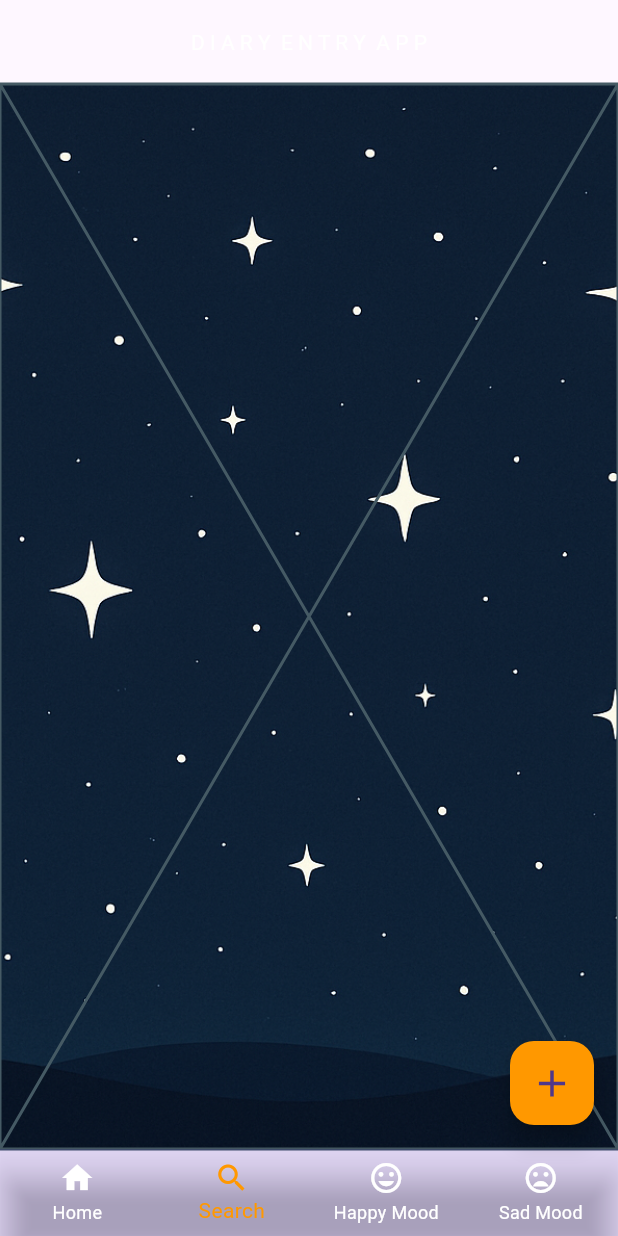
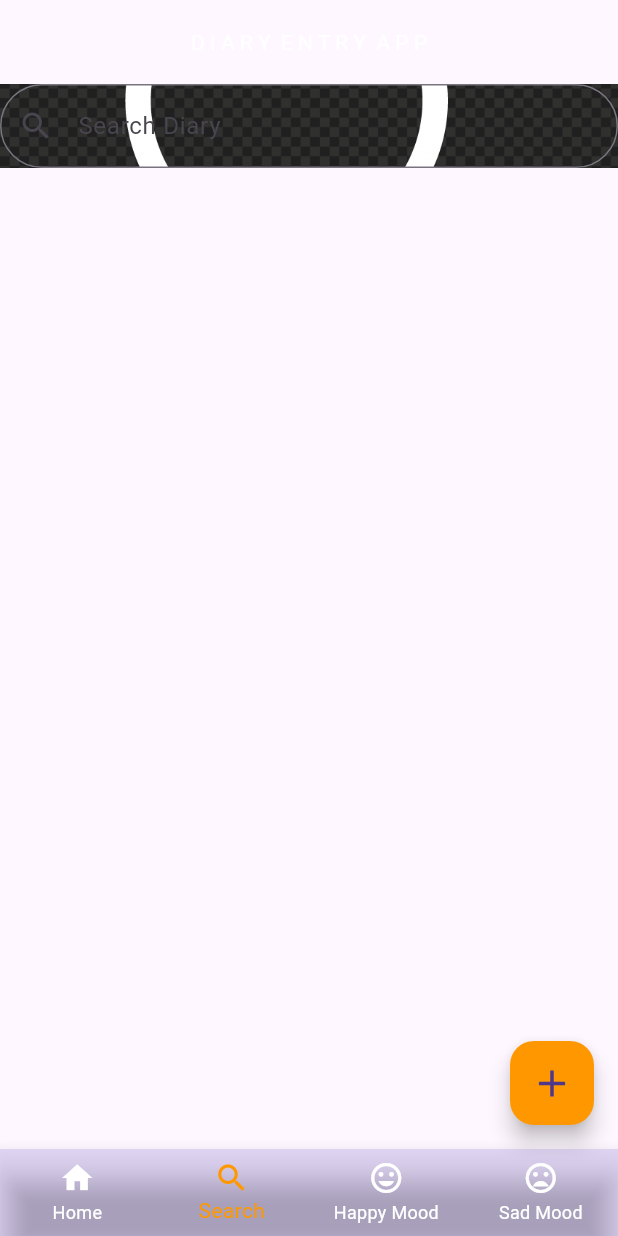
Before and after one commit to SaiyamKalra/diaryentryapp, a Flutter app: the screen it shows after launch, item 2 of the bottom bar chosen, on a phone screen of 412 x 824 dp. Run offline on Flutter 3.47's test engine with Material 3 defaults, Android fonts, the phone set to English and light mode, and no system bars; our stand-ins replace flutter_bloc, shared_preferences.

Commit message:
completed the happy mood page

```diff
--- a/lib/pages/happy_mood_page.dart
+++ b/lib/pages/happy_mood_page.dart
@@ -1,10 +1,52 @@
+import 'package:diaryentryapp/models/diary.dart';
+import 'package:diaryentryapp/utils/diary_card.dart';
 import 'package:flutter/material.dart';
+import 'package:diaryentryapp/cubit/diary_cubit.dart';
+import 'package:flutter_bloc/flutter_bloc.dart';
 
 class HappyMoodPage extends StatelessWidget {
   const HappyMoodPage({super.key});
 
   @override
   Widget build(BuildContext context) {
-    return const Placeholder();
+    return Scaffold(
+      body: Container(
+        decoration: BoxDecoration(
+          image: DecorationImage(
+            image: AssetImage("assets/images/background.png"),
+            fit: BoxFit.cover,
+          ),
+        ),
+        child: BlocBuilder<DiaryCubit, List<Diary>>(
+          builder: (context, diaries) {
+            final filteredDiaries =
+                diaries.where((Diary) {
+                  final rating = double.tryParse(Diary.star) ?? 0.0;
+                  return rating >= 3.5;
+                }).toList();
+
+            if (filteredDiaries.isEmpty) {
+              return Center(
+                child: Text(
+                  'Nothing Good Shared With Us!!',
+                  style: TextStyle(color: Colors.white, fontSize: 20),
+                ),
+              );
+            }
+            return ListView.builder(
+              itemCount: filteredDiaries.length,
+              itemBuilder: (context, index) {
+                final diary = filteredDiaries[index];
+                return DiaryCard(
+                  title: diary.title,
+                  number: diary.number,
+                  star: diary.star,
+                );
+              },
+            );
+          },
+        ),
+      ),
+    );
   }
 }
--- a/lib/pages/search_page.dart
+++ b/lib/pages/search_page.dart
@@ -2,9 +2,28 @@ import 'package:flutter/material.dart';
 
 class SearchPage extends StatelessWidget {
   const SearchPage({super.key});
-
   @override
   Widget build(BuildContext context) {
-    return const Placeholder();
+    final TextEditingController searchText = TextEditingController();
+    return Scaffold(
+      body: Container(
+        decoration: BoxDecoration(
+          image: DecorationImage(
+            image: AssetImage("assets/images/search.png"),
+            fit: BoxFit.cover,
+          ),
+        ),
+        child: TextField(
+          controller: searchText,
+          decoration: InputDecoration(
+            hintText: 'Search Diary',
+            border: OutlineInputBorder(
+              borderRadius: BorderRadius.circular(30.0),
+            ),
+            prefixIcon: Icon(Icons.search),
+          ),
+        ),
+      ),
+    );
   }
 }
--- a/pubspec.yaml
+++ b/pubspec.yaml
@@ -1,6 +1,6 @@
 name: diaryentryapp
 description: "A new Flutter project."
-publish_to: 'none'
+publish_to: "none"
 version: 0.1.0
 
 environment:
@@ -22,4 +22,5 @@ flutter:
   uses-material-design: true
 
   assets:
-      - assets/images/
+    - assets/images/background.png
+    - assets/images/search.png
```
Also changed, not shown: assets/images/search.png (added).
